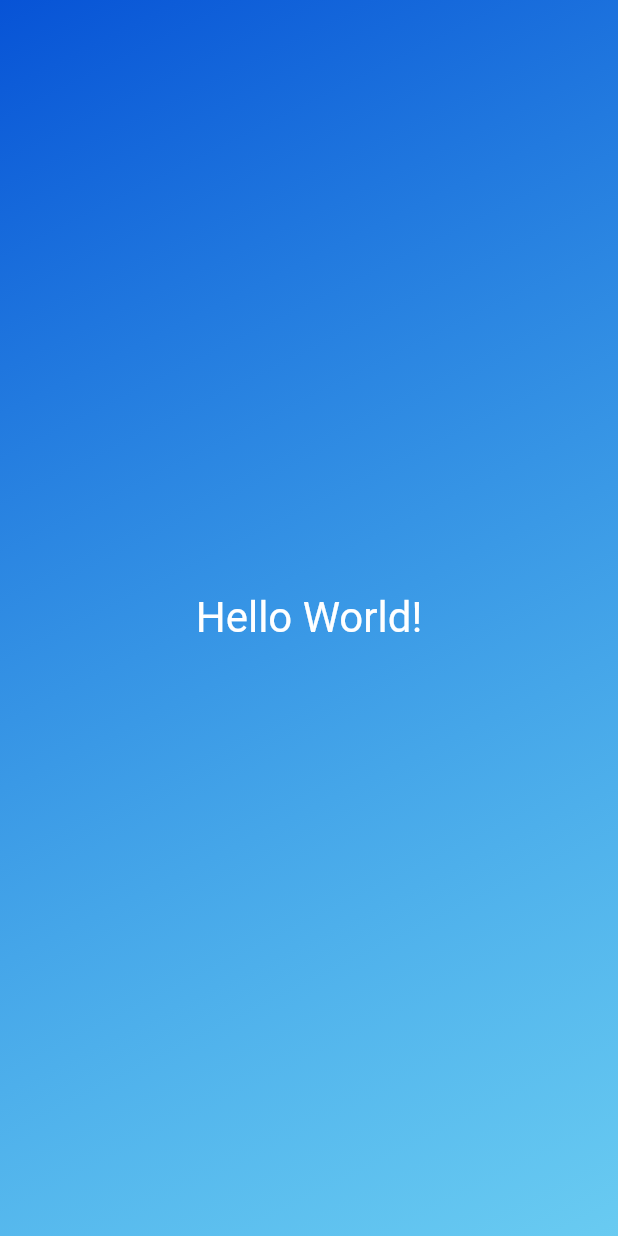
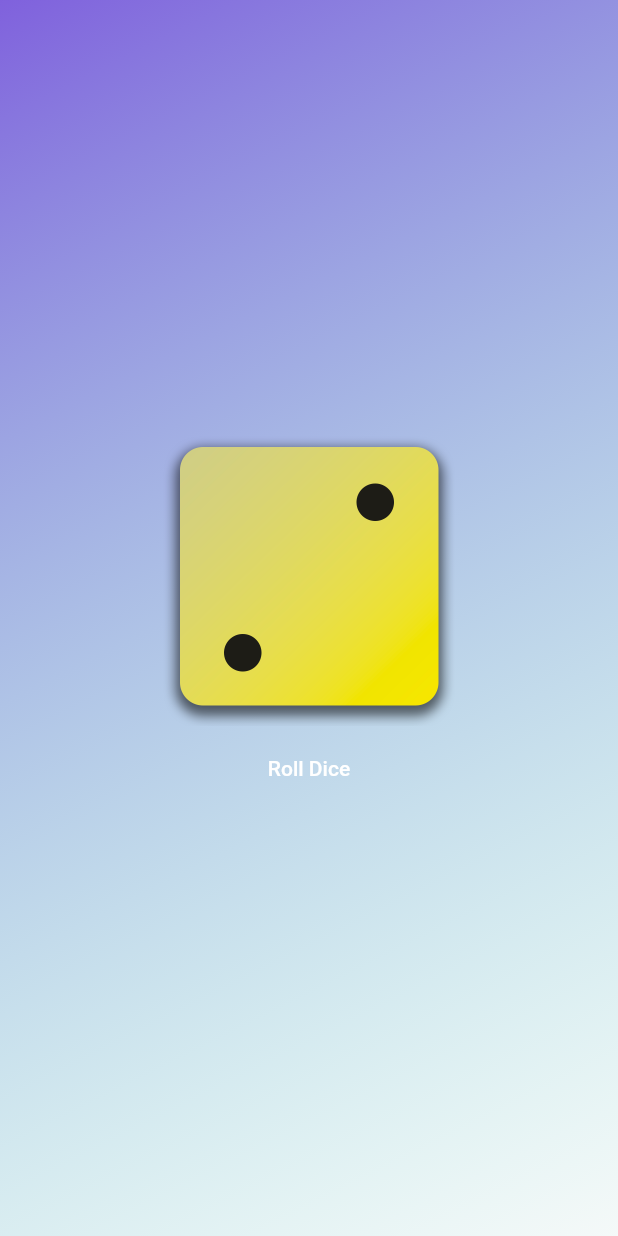
Before and after one commit to DAYA-KUN/first_app, a Flutter app: the screen it shows after launch, on a phone screen of 412 x 824 dp. Run offline on Flutter 3.47's test engine with Material 2 defaults, Android fonts, the phone set to English and light mode, and no system bars.

```diff
--- /dev/null
+++ b/lib/diceroll.dart
@@ -0,0 +1,36 @@
+import 'package:flutter/material.dart';
+class DiceRoller extends StatefulWidget{
+  const DiceRoller({super.key});
+  @override
+  State<DiceRoller> createState() {
+    return _DiceRollerState();
+  }
+}
+
+class _DiceRollerState extends State<DiceRoller>{
+  var activeDiceImage = 'assets/images/dice-2.png';
+  void rollDice(){
+    activeDiceImage = 'assets/images/dice-4.png';
+  }
+  @override
+  Widget build(context){
+    return Column(
+          mainAxisSize: MainAxisSize.min,
+          children: [
+            Image.asset(
+              activeDiceImage,
+              width: 200,
+              height: 200,
+            ),
+            TextButton(
+              onPressed: rollDice,
+              style: TextButton.styleFrom(
+                padding: const EdgeInsets.all(20),
+                foregroundColor: Colors.white
+                ),
+              child: const Text("Roll Dice")
+            )
+          ],
+        );
+  }
+}
--- a/lib/gradient_cont.dart
+++ b/lib/gradient_cont.dart
@@ -1,22 +1,22 @@
-import 'package:first_app/text_style.dart';
+import 'package:first_app/diceroll.dart';
 import 'package:flutter/material.dart';
-class GradientContainer extends StatelessWidget{
-  const GradientContainer({super.key});
+
+var startAlignment =  Alignment.topLeft;
+var endAlignment = Alignment.bottomRight;
+
+class GradientContainer extends StatelessWidget {
+   GradientContainer({super.key, required this.color});
+  List<Color> color;
+
   @override
-  Widget build(context){
+  Widget build(context) {
     return Container(
-          decoration: const BoxDecoration(
+      decoration: BoxDecoration(
         gradient: LinearGradient(
-              colors: [
-                Color.fromARGB(255, 7, 83, 214),
-                Color.fromARGB(158, 16, 174, 236),
-              ],
-              begin: Alignment.topLeft,
-              end: Alignment.bottomRight,
-            ),
+            colors: color, begin: startAlignment, end: endAlignment),
       ),
       child: const Center(
-            child: text_style()
+        child: DiceRoller(),
       ),
     );
   }
--- a/lib/main.dart
+++ b/lib/main.dart
@@ -1,10 +1,16 @@
 import 'package:flutter/material.dart';
 import 'package:first_app/gradient_cont.dart';
+
 void main() {
   runApp(
-    const MaterialApp(
+     MaterialApp(
       home: Scaffold(
-        body: GradientContainer(),
+        body: GradientContainer(
+          color: const [
+            Color.fromARGB(166, 62, 15, 205),
+            Color.fromARGB(6, 23, 199, 184)
+          ],
+        ),
       ),
     ),
   );
--- a/lib/text_style.dart
+++ b/lib/text_style.dart
@@ -1,12 +1,13 @@
 import 'package:flutter/material.dart';
 
-class text_style extends StatelessWidget{
-  const text_style({super.key});
+class TextStylee extends StatelessWidget{
+   const TextStylee(this.text,{super.key});
+   final String text;
   @override
   Widget build(context){
-    return const Text(
-      'Hello World!',
-      style:TextStyle(
+    return Text(
+      text,
+      style: const TextStyle(
       color: Colors.white,
       fontSize: 28,
      ),
--- a/pubspec.yaml
+++ b/pubspec.yaml
@@ -35,6 +35,7 @@ dependencies:
   # The following adds the Cupertino Icons font to your application.
   # Use with the CupertinoIcons class for iOS style icons.
   cupertino_icons: ^1.0.2
+  firebase: ^9.0.3
 
 dev_dependencies:
   flutter_test:
@@ -59,9 +60,8 @@ flutter:
   uses-material-design: true
 
   # To add assets to your application, add an assets section, like this:
-  # assets:
-  #   - images/a_dot_burr.jpeg
-  #   - images/a_dot_ham.jpeg
+  assets:
+    - assets/images/
 
   # An image asset can refer to one or more resolution-specific "variants", see
   # https://flutter.dev/assets-and-images/#resolution-aware
```
Also changed, not shown: assets/images/dice-1.png (added), assets/images/dice-2.png (added), assets/images/dice-3.png (added), assets/images/dice-4.png (added), assets/images/dice-5.png (added), assets/images/dice-6.png (added), pubspec.lock. Lines whose indentation alone changed are shown as unchanged.
